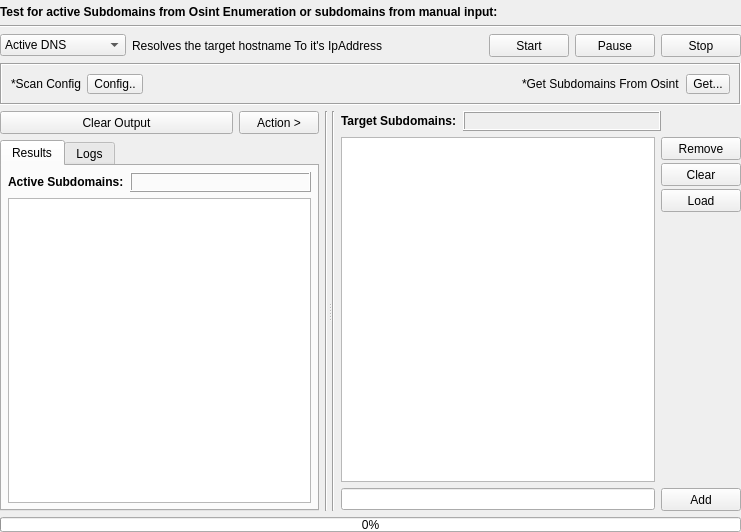
3nock/OTE, file gui/src/engines/active/Active.ui: the form before one commit.
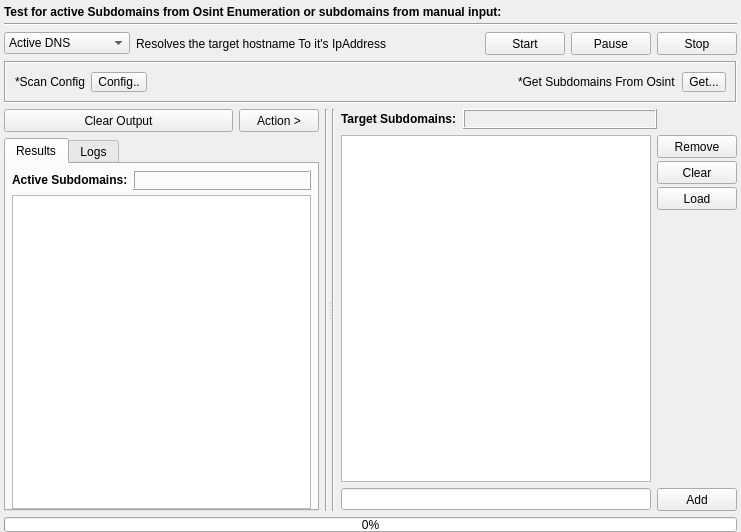
The form after the commit.

What changed in the file:
```diff
--- a/gui/src/engines/active/Active.ui
+++ b/gui/src/engines/active/Active.ui
@@ -16,21 +16,23 @@
   <property name="styleSheet">
    <string notr="true"/>
   </property>
+  <layout class="QVBoxLayout" name="verticalLayout_2">
+   <property name="leftMargin">
+    <number>4</number>
+   </property>
+   <property name="topMargin">
+    <number>5</number>
+   </property>
+   <property name="rightMargin">
+    <number>4</number>
+   </property>
+   <property name="bottomMargin">
+    <number>0</number>
+   </property>
+   <item>
   <layout class="QVBoxLayout" name="verticalLayout">
    <property name="spacing">
-    <number>6</number>
-   </property>
-   <property name="leftMargin">
-    <number>0</number>
-   </property>
-   <property name="topMargin">
-    <number>5</number>
-   </property>
-   <property name="rightMargin">
-    <number>0</number>
-   </property>
-   <property name="bottomMargin">
-    <number>0</number>
+      <number>4</number>
    </property>
    <item>
     <widget class="QLabel" name="label_13">
@@ -58,6 +60,8 @@
      </property>
     </widget>
    </item>
+    </layout>
+   </item>
    <item>
     <layout class="QHBoxLayout" name="horizontalLayout">
      <item>
@@ -375,6 +379,9 @@
              <string>Results</string>
             </attribute>
             <layout class="QVBoxLayout" name="verticalLayout_23">
+             <property name="spacing">
+              <number>5</number>
+             </property>
              <property name="leftMargin">
               <number>6</number>
              </property>
@@ -385,7 +392,7 @@
               <number>6</number>
              </property>
              <property name="bottomMargin">
-              <number>6</number>
+              <number>0</number>
              </property>
              <item>
               <layout class="QHBoxLayout" name="horizontalLayout_18">
```
Lines whose indentation alone changed are shown as unchanged.
